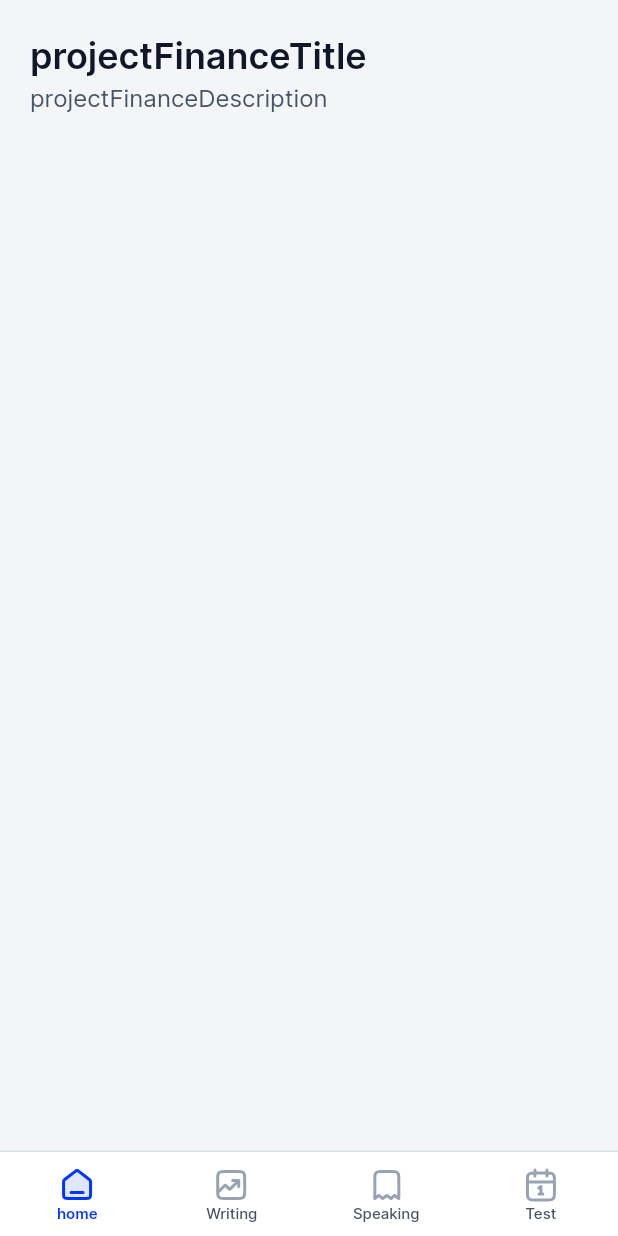
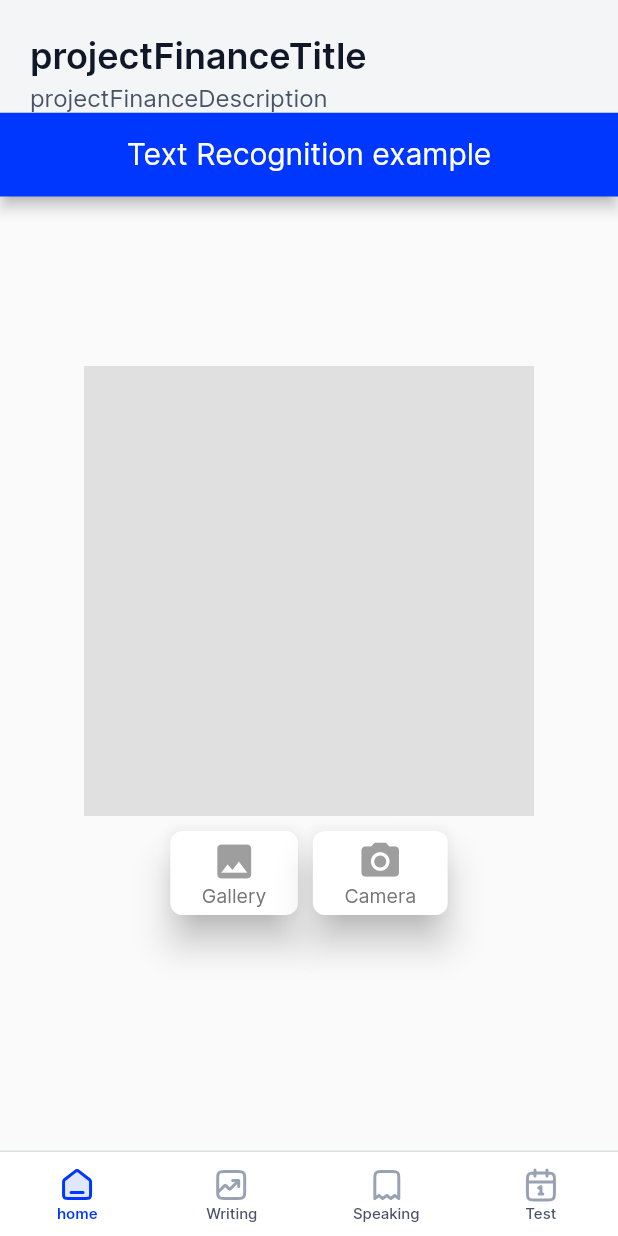
Before and after one commit to OgulcanBi/languagex, a Flutter app: the screen it shows after launch, swiped to page 2, on a phone screen of 412 x 824 dp. Run offline on Flutter 3.47's test engine with Material 2 defaults, Android fonts, the light colour scheme and no system bars; our stand-ins replace adaptive_dialog, animate_do, auto_route, avatar_glow, built_collection, cached_network_image and 14 more; missing offline and left inert: analyzer, build, code_builder, dart:ffi, dart_json_mapper, dart_style and 8 more; accounts and stored records are empty; generated files the repository leaves out were written again; statements that could not run were skipped.

Commit message:
image to text

```diff
--- a/lib/ui/fragments/finance/fragment_finance.dart
+++ b/lib/ui/fragments/finance/fragment_finance.dart
@@ -1,19 +1,13 @@
+import 'dart:io';
+
 import 'package:flutter/material.dart';
-import 'package:languagex/core/services/router.gr.dart';
-import 'package:languagex/core/utils/general_data.dart';
+import 'package:google_ml_kit/google_ml_kit.dart';
+import 'package:image_picker/image_picker.dart';
 import 'package:languagex/ui/base/base_view.dart';
 import 'package:languagex/ui/fragments/finance/vm_fragment_finance.dart';
 import 'package:languagex/ui/widgets/widgets_text.dart';
 
-import '../../../core/constant/constant_sort.dart';
-import '../../../core/enums/enum_app.dart';
 import '../../../core/resources/_r.dart';
-import '../../bs/bs_dropdown.dart';
-import '../../bs/bs_filter_finance.dart';
-import '../../widgets/widget_empty_view.dart';
-import '../../widgets/widget_filter.dart';
-import '../../widgets/widget_finance_list.dart';
-import '../../widgets/widget_scroll.dart';
 
 class FragmentFinance extends StatefulWidget {
   const FragmentFinance({Key? key}) : super(key: key);
@@ -103,8 +97,163 @@ class _FragmentFinanceState extends State<FragmentFinance> with AutomaticKeepAli
     return NestedScrollView(
       controller: viewModel.scrollController,
       headerSliverBuilder: (context, innerBoxIsScrolled) => headerSliverBuilder(context, viewModel),
-      body: Container(),
+      body: const MyHomePage(),
+    );
+  }
+}
+
+class MyHomePage extends StatefulWidget {
+  const MyHomePage({Key? key}) : super(key: key);
+
+  @override
+  State<MyHomePage> createState() => _MyHomePageState();
+}
+
+class _MyHomePageState extends State<MyHomePage> {
+  bool textScanning = false;
+
+  XFile? imageFile;
+
+  String scannedText = "";
+
+  @override
+  Widget build(BuildContext context) {
+    return Scaffold(
+      appBar: AppBar(
+        centerTitle: true,
+        title: const Text("Text Recognition example"),
+      ),
+      body: Center(
+          child: SingleChildScrollView(
+        child: Container(
+            margin: const EdgeInsets.all(20),
+            child: Column(
+              crossAxisAlignment: CrossAxisAlignment.center,
+              children: [
+                if (textScanning) const CircularProgressIndicator(),
+                if (!textScanning && imageFile == null)
+                  Container(
+                    width: 300,
+                    height: 300,
+                    color: Colors.grey[300]!,
+                  ),
+                if (imageFile != null) Image.file(File(imageFile!.path)),
+                Row(
+                  mainAxisAlignment: MainAxisAlignment.center,
+                  children: [
+                    Container(
+                        margin: const EdgeInsets.symmetric(horizontal: 5),
+                        padding: const EdgeInsets.only(top: 10),
+                        child: ElevatedButton(
+                          style: ElevatedButton.styleFrom(
+                            primary: Colors.white,
+                            onPrimary: Colors.grey,
+                            shadowColor: Colors.grey[400],
+                            elevation: 10,
+                            shape: RoundedRectangleBorder(borderRadius: BorderRadius.circular(8.0)),
+                          ),
+                          onPressed: () {
+                            getImage(ImageSource.gallery);
+                          },
+                          child: Container(
+                            margin: const EdgeInsets.symmetric(vertical: 5, horizontal: 5),
+                            child: Column(
+                              mainAxisSize: MainAxisSize.min,
+                              children: [
+                                Icon(
+                                  Icons.image,
+                                  size: 30,
+                                ),
+                                Text(
+                                  "Gallery",
+                                  style: TextStyle(fontSize: 13, color: Colors.grey[600]),
+                                )
+                              ],
+                            ),
+                          ),
+                        )),
+                    Container(
+                        margin: const EdgeInsets.symmetric(horizontal: 5),
+                        padding: const EdgeInsets.only(top: 10),
+                        child: ElevatedButton(
+                          style: ElevatedButton.styleFrom(
+                            primary: Colors.white,
+                            onPrimary: Colors.grey,
+                            shadowColor: Colors.grey[400],
+                            elevation: 10,
+                            shape: RoundedRectangleBorder(borderRadius: BorderRadius.circular(8.0)),
+                          ),
+                          onPressed: () {
+                            getImage(ImageSource.camera);
+                          },
+                          child: Container(
+                            margin: const EdgeInsets.symmetric(vertical: 5, horizontal: 5),
+                            child: Column(
+                              mainAxisSize: MainAxisSize.min,
+                              children: [
+                                Icon(
+                                  Icons.camera_alt,
+                                  size: 30,
+                                ),
+                                Text(
+                                  "Camera",
+                                  style: TextStyle(fontSize: 13, color: Colors.grey[600]),
+                                )
+                              ],
+                            ),
+                          ),
+                        )),
+                  ],
+                ),
+                const SizedBox(
+                  height: 20,
+                ),
+                Container(
+                  child: Text(
+                    scannedText,
+                    style: TextStyle(fontSize: 20),
+                  ),
+                )
+              ],
+            )),
+      )),
     );
   }
 
+  void getImage(ImageSource source) async {
+    try {
+      final pickedImage = await ImagePicker().pickImage(source: source);
+      if (pickedImage != null) {
+        textScanning = true;
+        imageFile = pickedImage;
+        setState(() {});
+        getRecognisedText(pickedImage);
+      }
+    } catch (e) {
+      textScanning = false;
+      imageFile = null;
+      scannedText = "Error occured while scanning";
+      setState(() {});
+    }
+  }
+
+  void getRecognisedText(XFile image) async {
+    final inputImage = InputImage.fromFilePath(image.path);
+    final textDetector = GoogleMlKit.vision.textDetector();
+    RecognisedText recognisedText = await textDetector.processImage(inputImage);
+    await textDetector.close();
+    scannedText = "";
+    for (TextBlock block in recognisedText.blocks) {
+      for (TextLine line in block.lines) {
+        scannedText = scannedText + line.text + "\n";
+      }
+    }
+    textScanning = false;
+    setState(() {});
+  }
+
+  @override
+  void initState() {
+    super.initState();
+  }
 }
--- a/pubspec.yaml
+++ b/pubspec.yaml
@@ -54,8 +54,10 @@ dependencies:
   cached_network_image: 3.2.3
   animate_do: 3.0.2
   avatar_glow: 2.0.2
+  google_ml_kit: ^0.7.3
 
-#  firebase_core: ^2.5.0
+
+  #  firebase_core: ^2.5.0
 #  firebase_analytics: ^10.1.1
 #  firebase_crashlytics: ^3.0.12
 #  firebase_messaging: ^14.2.2
```
